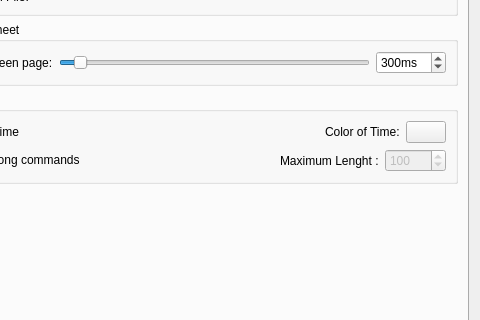
First picture: the form in src/libraries/rwidgets/dialogs/preferencesdialogbox.ui, repository Rolisteam/rolisteam, before the edit; both pictures show x 90 to 570 and y 543 to 863 of the 570 by 975 pixel window.
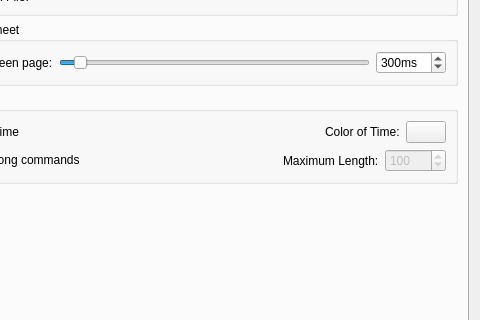
Second picture: the form after the edit. The open tabs and pages were chosen to show the change. Icons and pictures are not drawn. Custom widgets are drawn as their Qt base class.

```diff
--- a/src/libraries/rwidgets/dialogs/preferencesdialogbox.ui
+++ b/src/libraries/rwidgets/dialogs/preferencesdialogbox.ui
@@ -520,7 +520,7 @@
             <item>
              <widget class="QLabel" name="label_25">
               <property name="text">
-               <string>Maximum Lenght :</string>
+               <string>Maximum Length:</string>
               </property>
              </widget>
             </item>
```
Left out of the diff: 2 changed lines with no effect on the pictures.
